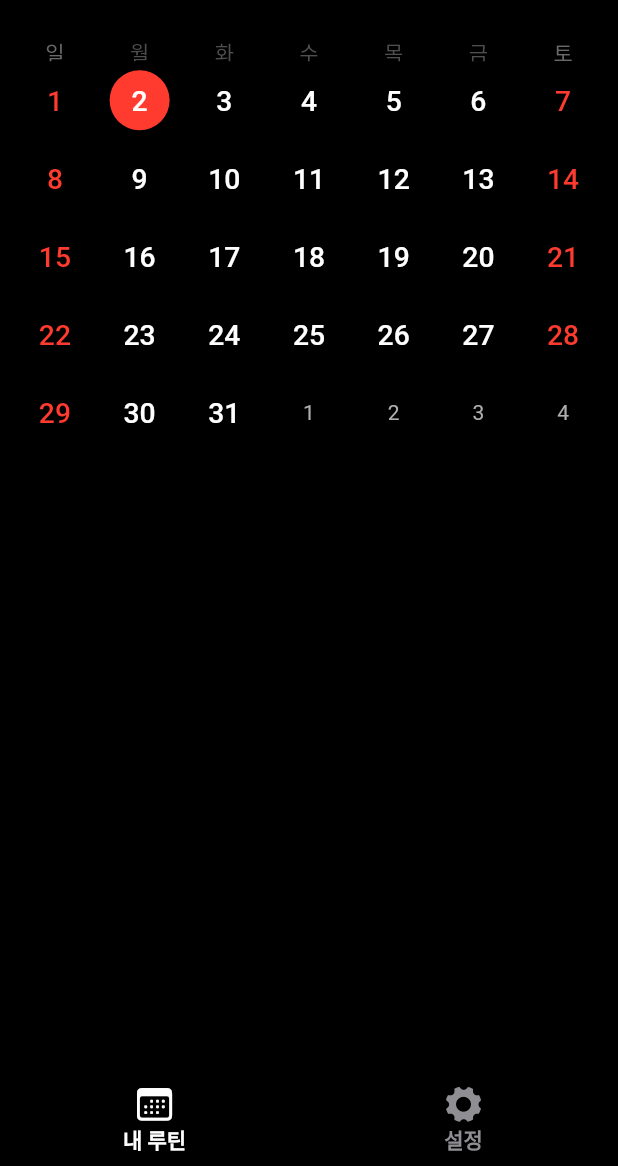
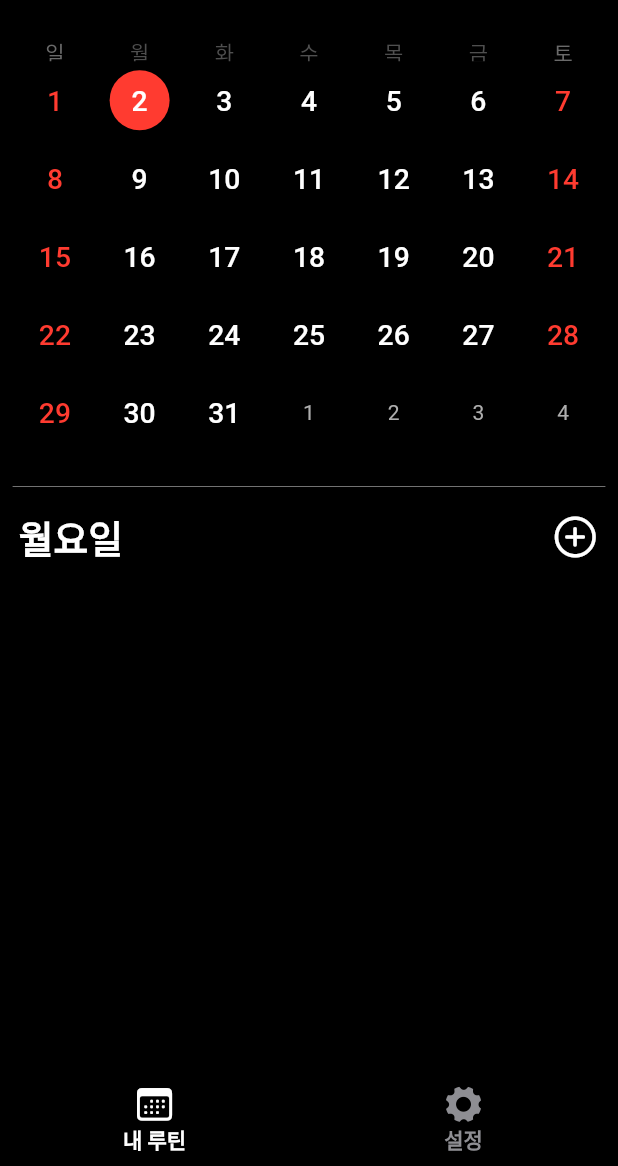
Before and after one commit to techpark690127730119/health, a Flutter app: the screen it shows after launch, on a phone screen of 412 x 824 dp, the part 70-1236 px from its top. Run offline on Flutter 3.47's test engine with Material 2 defaults, Android fonts, the phone set to English and light mode, and no system bars; drawn by our look-alikes of table_calendar; our stand-ins replace drift, flutter_riverpod, flutter_screenutil, go_router; accounts and stored records are empty; generated files the repository leaves out were written again; Roboto replaces fonts that are missing (main).

Commit message:
2주차 작업내역

```diff
--- a/lib/drift/table/health_routine_table.dart
+++ b/lib/drift/table/health_routine_table.dart
@@ -3,6 +3,10 @@ import 'package:drift/drift.dart';
 class HealthRoutine extends Table {
   //키
   IntColumn get id => integer().autoIncrement()();
+  //날짜
+  DateTimeColumn get date => dateTime()();
+  //요일
+  IntColumn get dayId => integer()();
   //부위
   TextColumn get part => text().withLength(min: 1, max: 30)();
   //운동
--- a/lib/provider/calendar/calendar_provider.dart
+++ b/lib/provider/calendar/calendar_provider.dart
@@ -1,22 +1,82 @@
+// ignore_for_file: slash_for_doc_comments
+
 import 'package:flutter_riverpod/flutter_riverpod.dart';
+import 'package:health_plans/drift/database/database.dart';
 import 'calendar_state.dart';
 
 final calendarProvider =
     StateNotifierProvider<CalendarStateNotifier, CalendarState>(
-  (ref) => CalendarStateNotifier(),
+  (ref) => CalendarStateNotifier(appDatabase: ref.read(databaseProvider)),
 );
 
+final routineStreamProvider =
+    StreamProvider.family<List<HealthRoutineData>, int>((ref, dayId) {
+  return ref.read(calendarProvider.notifier).watchRoutine(dayId: dayId);
+});
+
 class CalendarStateNotifier extends StateNotifier<CalendarState> {
-  CalendarStateNotifier() : super(CalendarState(focusedDate: DateTime.now()));
+  final AppDatabase appDatabase;
+  CalendarStateNotifier({
+    required this.appDatabase,
+  }) : super(
+          CalendarState(
+            focusedDate: DateTime.now(),
+            selectedDate: DateTime.now(),
+          ),
+        );
 
+  /**
+   * 날짜를 선택하는 함수입니다.
+   */
   void selectDate(DateTime date) {
-    state = state.copyWith(
-      focusedDate: date,
-      selectedDay: date,
-    );
+    state = state.copyWith(focusedDate: date, selectedDate: date);
   }
 
+  /**
+   * 현재 페이지를 변경하는 함수입니다.
+   */
   void onPageChanged({required DateTime currentPage}) {
     state = state.copyWith(focusedDate: currentPage);
   }
+
+  String selectedDay({required DateTime selectedDate}) {
+    switch (selectedDate.weekday) {
+      case 1:
+        return "월요일";
+      case 2:
+        return "화요일";
+      case 3:
+        return "수요일";
+      case 4:
+        return "목요일";
+      case 5:
+        return "금요일";
+      case 6:
+        return "토요일";
+      case 7:
+        return "일요일";
+      default:
+        return "월요일";
+    }
+  }
+
+  /**
+   * 루틴을 추가하는 함수입니다.
+   */
+  void addRoutine() {
+    appDatabase.addRoutine(
+      data: HealthRoutineCompanion.insert(
+        date: state.selectedDate,
+        dayId: state.selectedDate.weekday,
+        part: "part",
+        exercise: "exercise",
+        set: 2,
+      ),
+    );
+
+  }
+
+  Stream<List<HealthRoutineData>> watchRoutine({required int dayId}) {
+    return appDatabase.watchRoutine(dayId: dayId);
+  }
 }
--- /dev/null
+++ b/lib/screen/routine/component/calendar.dart
@@ -0,0 +1,58 @@
+
+import 'package:flutter/material.dart';
+import 'package:flutter_riverpod/flutter_riverpod.dart';
+import 'package:flutter_screenutil/flutter_screenutil.dart';
+import 'package:table_calendar/table_calendar.dart';
+
+import '../../../common/widgets/app_colors.dart';
+import '../../../provider/calendar/calendar_provider.dart';
+
+class Calendar extends ConsumerWidget {
+  const Calendar({super.key});
+
+  TextStyle _calendarTextStyle({required Color color}) {
+    return TextStyle(
+      color: color,
+      fontSize: 18.sp,
+      fontWeight: FontWeight.w500,
+      fontFamily: "main",
+    );
+  }
+
+  BoxDecoration _calendarBoxDeco({required Color color}) {
+    return BoxDecoration(
+      color: color,
+      shape: BoxShape.circle,
+    );
+  }
+
+  @override
+  Widget build(BuildContext context, WidgetRef ref) {
+    final calendarState = ref.watch(calendarProvider);
+    final calendarStateNotifier = ref.read(calendarProvider.notifier);
+    return TableCalendar(
+      locale: "ko_KR",
+      firstDay: DateTime.utc(2022, 9, 25),
+      lastDay: DateTime.utc(2050, 12, 25),
+      focusedDay: calendarState.focusedDate,
+      headerVisible: false,
+      calendarStyle: CalendarStyle(
+        todayDecoration: _calendarBoxDeco(color: red),
+        selectedDecoration: _calendarBoxDeco(color: red),
+        defaultTextStyle: _calendarTextStyle(color: white),
+        todayTextStyle: _calendarTextStyle(color: white),
+        weekendTextStyle: _calendarTextStyle(color: red),
+        selectedTextStyle: _calendarTextStyle(color: white),
+      ),
+      selectedDayPredicate: (day) {
+        return calendarState.selectedDate == day ? true : false;
+      },
+      onDaySelected: (selectedDay, focusedDay) {
+        calendarStateNotifier.selectDate(selectedDay);
+      },
+      onPageChanged: (currentPage) {
+        calendarStateNotifier.onPageChanged(currentPage: currentPage);
+      },
+    );
+  }
+}
--- /dev/null
+++ b/lib/screen/routine/component/routines.dart
@@ -0,0 +1,92 @@
+import 'package:flutter/cupertino.dart';
+import 'package:flutter/material.dart';
+import 'package:flutter_riverpod/flutter_riverpod.dart';
+import '../../../common/widgets/app_colors.dart';
+import '../../../common/widgets/app_padding.dart';
+import '../../../common/widgets/app_text.dart';
+import '../../../drift/database/database.dart';
+import '../../../provider/calendar/calendar_provider.dart';
+
+class Routines extends ConsumerWidget {
+  const Routines({super.key});
+
+  @override
+  Widget build(BuildContext context, WidgetRef ref) {
+    final size = MediaQuery.of(context).size;
+    //선택한 날짜
+    final selectedDate = ref.watch(calendarProvider.select(
+      (value) => value.selectedDate,
+    ));
+    //선택한 날
+    final selectedDay = ref
+        .read(calendarProvider.notifier)
+        .selectedDay(selectedDate: selectedDate);
+    //루틴 추가
+    void addRoutine() {
+      ref.read(calendarProvider.notifier).addRoutine();
+    }
+
+    return ref.watch(routineStreamProvider(selectedDate.weekday)).when(
+          data: (routines) => _loadRoutines(
+            selectedDate: selectedDate,
+            selectedDay: selectedDay,
+            addRoutine: addRoutine,
+            size: size,
+          ),
+          error: _errorWidget,
+          loading: _loadingWidget,
+        );
+  }
+
+  Widget _loadRoutines({
+    required DateTime selectedDate,
+    required String selectedDay,
+    required Function addRoutine,
+    required Size size,
+  }) {
+    return Container(
+      padding: AppPadding.symmetric(12, 8),
+      child: Column(
+        children: [
+          Row(
+            mainAxisAlignment: MainAxisAlignment.spaceBetween,
+            children: [
+              AppText(
+                selectedDay,
+                size: 24,
+                weight: FontWeight.bold,
+              ),
+              GestureDetector(
+                onTap: () => addRoutine(),
+                child: const Icon(
+                  CupertinoIcons.add_circled,
+                  color: white,
+                  size: 32,
+                ),
+              ),
+            ],
+          ),
+        ],
+      ),
+    );
+  }
+
+  Widget _loadRoutineCard({required List<HealthRoutineData> routines}) {
+    return ListView.builder(
+      shrinkWrap: true,
+      itemCount: routines.length,
+      itemBuilder: (context, index) {
+        final routine = routines[index];
+        return AppText(routine.date.toString());
+      },
+    );
+  }
+
+  Widget _errorWidget(e, s) {
+    return AppText(e.toString());
+  }
+
+  Widget _loadingWidget() {
+    return const CircularProgressIndicator(color: white, strokeWidth: 1);
+  }
+}
--- a/lib/screen/routine/routine_screen.dart
+++ b/lib/screen/routine/routine_screen.dart
@@ -1,13 +1,14 @@
 import 'package:flutter/cupertino.dart';
 import 'package:flutter/material.dart';
 import 'package:flutter_riverpod/flutter_riverpod.dart';
-import 'package:flutter_screenutil/flutter_screenutil.dart';
 import 'package:health_plans/common/widgets/app_text.dart';
-import 'package:table_calendar/table_calendar.dart';
+import 'package:health_plans/screen/routine/component/calendar.dart';
+// import 'package:health_plans/screen/routine/component/plans.dart';
 import '../../common/widgets/app_colors.dart';
 import '../../common/widgets/app_padding.dart';
 import '../../provider/calendar/calendar_provider.dart';
 import '../setting/setting_screen.dart';
+import 'component/routines.dart';
 
 final navigationbarProvider = StateProvider<int>((ref) {
   return 0;
@@ -77,69 +78,30 @@ class RoutineScreen extends StatelessWidget {
   }
 
   Widget _loadBody({required BuildContext context}) {
-    final size = MediaQuery.of(context).size;
-    return SafeArea(
-      child: Column(
-        mainAxisAlignment: MainAxisAlignment.start,
-        children: [
-          Container(
-            padding: AppPadding.only(8, 8, 16, 0),
-            width: size.width,
-            height: size.height * 0.5,
-            child: const Calendar(),
-          ),
-        ],
-      ),
+    return ListView(
+      shrinkWrap: true,
+      physics: const BouncingScrollPhysics(),
+      children: [
+        Container(
+          padding: AppPadding.symmetric(8, 16),
+          child: const Calendar(),
+        ),
+        // Container(
+        //   margin: AppPadding.symmetric(8, 8),
+        //   color: white,
+        //   height: 0.3,
+        // ),
+        // const Plans(),
+        Container(
+          margin: AppPadding.symmetric(8, 8),
+          color: white,
+          height: 0.3,
+        ),
+        SizedBox(
+          height: MediaQuery.of(context).size.height,
+          child: const Routines(),
+        ),
+      ],
     );
   }
 }
-
-class Calendar extends ConsumerWidget {
-  const Calendar({super.key});
-
-  TextStyle _calendarTextStyle({required Color color}) {
-    return TextStyle(
-      color: color,
-      fontSize: 18.sp,
-      fontWeight: FontWeight.w500,
-      fontFamily: "main",
-    );
-  }
-
-  BoxDecoration _calendarBoxDeco({required Color color}) {
-    return BoxDecoration(
-      color: color,
-      shape: BoxShape.circle,
-    );
-  }
-
-  @override
-  Widget build(BuildContext context, WidgetRef ref) {
-    final calendarState = ref.watch(calendarProvider);
-    final calendarStateNotifier = ref.read(calendarProvider.notifier);
-    return TableCalendar(
-      locale: "ko_KR",
-      firstDay: DateTime.utc(2022, 9, 25),
-      lastDay: DateTime.utc(2050, 12, 25),
-      focusedDay: calendarState.focusedDate,
-      headerVisible: false,
-      calendarStyle: CalendarStyle(
-        todayDecoration: _calendarBoxDeco(color: red),
-        selectedDecoration: _calendarBoxDeco(color: red),
-        defaultTextStyle: _calendarTextStyle(color: white),
-        todayTextStyle: _calendarTextStyle(color: white),
-        weekendTextStyle: _calendarTextStyle(color: red),
-        selectedTextStyle: _calendarTextStyle(color: white),
-      ),
-      selectedDayPredicate: (day) {
-        return calendarState.selectedDay == day ? true : false;
-      },
-      onDaySelected: (selectedDay, focusedDay) {
-        calendarStateNotifier.selectDate(selectedDay);
-      },
-      onPageChanged: (currentPage) {
-        calendarStateNotifier.onPageChanged(currentPage: currentPage);
-      },
-    );
-  }
-}
```
Also changed, not shown: lib/drift/database/database.dart (+7 -1 lines), lib/provider/calendar/calendar_state.dart (+4 -4 lines), lib/screen/routine/component/plans.dart (added, +39 -0 lines), lib/drift/database/database.g.dart.
